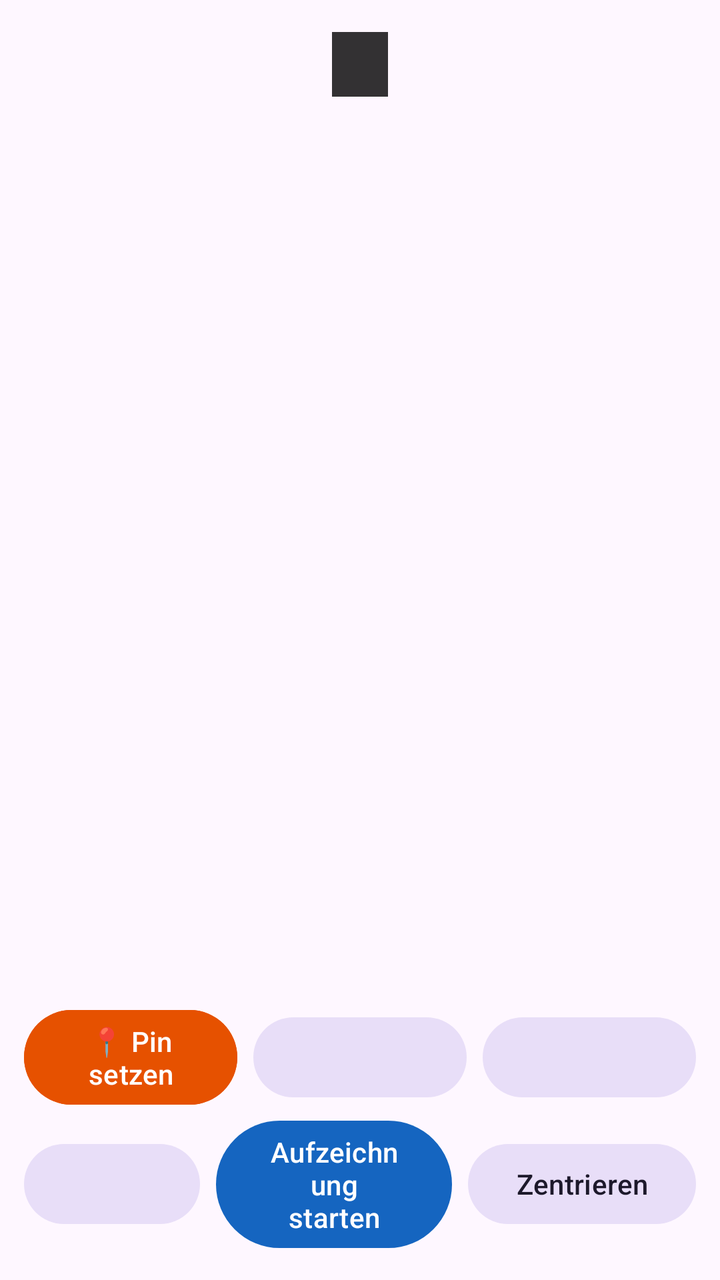
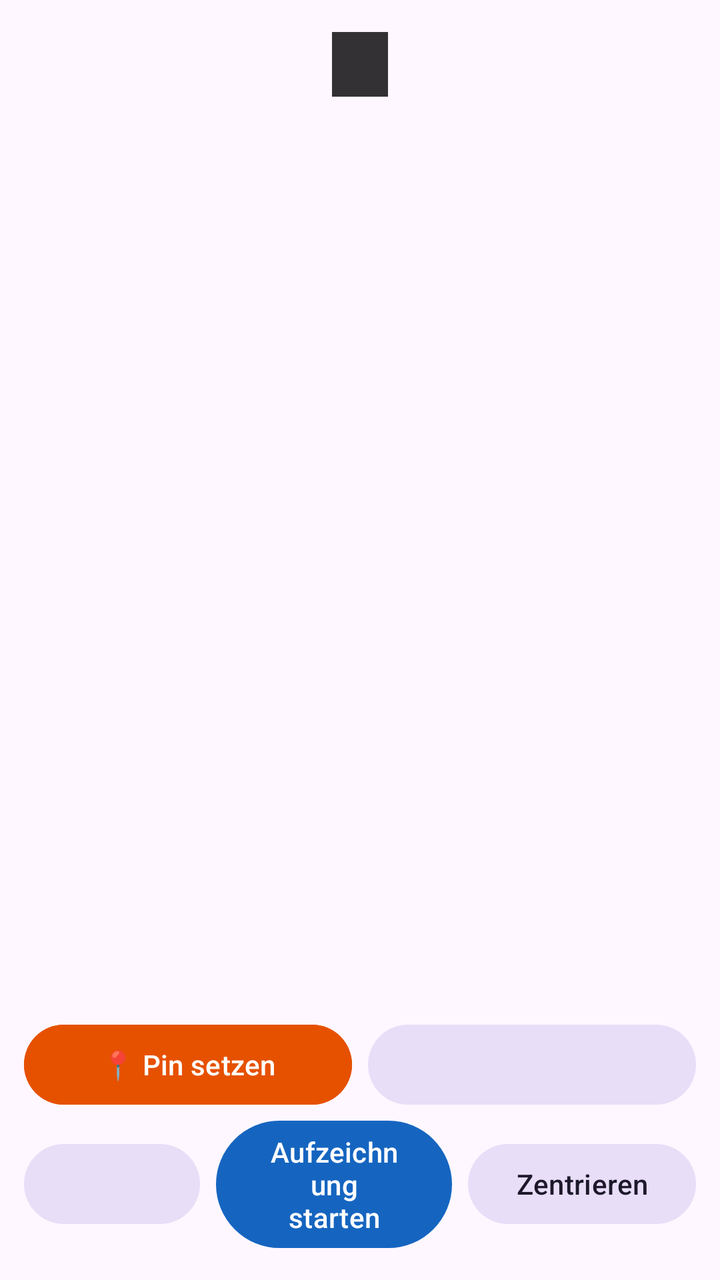

The first picture is an Android layout as it rendered before a commit; the second is the same layout after the commit. The layout source and the unified diff follow.
<!-- AndroidManifest.xml: application theme Theme.StandortTracker -->
<!-- res/layout/activity_main.xml -->
<?xml version="1.0" encoding="utf-8"?>
<FrameLayout xmlns:android="http://schemas.android.com/apk/res/android"
    android:id="@+id/root"
    android:layout_width="match_parent"
    android:layout_height="match_parent">

    <FrameLayout
        android:id="@+id/map_container"
        android:layout_width="match_parent"
        android:layout_height="match_parent" />

    <TextView
        android:id="@+id/stats"
        android:layout_width="wrap_content"
        android:layout_height="wrap_content"
        android:layout_gravity="top|center_horizontal"
        android:layout_marginTop="16dp"
        android:background="#CC000000"
        android:paddingHorizontal="14dp"
        android:paddingVertical="6dp"
        android:textColor="#FFFFFF"
        android:textSize="15sp" />

    <LinearLayout
        android:layout_width="match_parent"
        android:layout_height="wrap_content"
        android:layout_gravity="bottom"
        android:orientation="vertical"
        android:padding="12dp">

        <LinearLayout
            android:layout_width="match_parent"
            android:layout_height="wrap_content"
            android:gravity="center"
            android:orientation="horizontal">

            <com.google.android.material.button.MaterialButton
                android:id="@+id/btnPin"
                android:layout_width="0dp"
                android:layout_height="wrap_content"
                android:layout_marginEnd="8dp"
                android:layout_weight="1"
                android:backgroundTint="#E65100"
                android:text="@string/set_pin" />

            <com.google.android.material.button.MaterialButton
                android:id="@+id/btnPins"
                style="@style/Widget.Material3.Button.TonalButton"
                android:layout_width="0dp"
                android:layout_height="wrap_content"
                android:layout_marginEnd="8dp"
                android:layout_weight="1" />

            <com.google.android.material.button.MaterialButton
                android:id="@+id/btnMapType"
                style="@style/Widget.Material3.Button.TonalButton"
                android:layout_width="0dp"
                android:layout_height="wrap_content"
                android:layout_weight="1" />
        </LinearLayout>

        <LinearLayout
            android:layout_width="match_parent"
            android:layout_height="wrap_content"
            android:gravity="center"
            android:orientation="horizontal">

            <com.google.android.material.button.MaterialButton
                android:id="@+id/btnTracks"
                style="@style/Widget.Material3.Button.TonalButton"
                android:layout_width="wrap_content"
                android:layout_height="wrap_content"
                android:layout_marginEnd="8dp" />

            <com.google.android.material.button.MaterialButton
                android:id="@+id/btnToggle"
                android:layout_width="0dp"
                android:layout_height="wrap_content"
                android:layout_marginEnd="8dp"
                android:layout_weight="1"
                android:text="@string/start" />

            <com.google.android.material.button.MaterialButton
                android:id="@+id/btnCenter"
                style="@style/Widget.Material3.Button.TonalButton"
                android:layout_width="wrap_content"
                android:layout_height="wrap_content"
                android:text="@string/center" />
        </LinearLayout>
    </LinearLayout>
</FrameLayout>
<!-- resources referenced by this layout -->
<resources>
  <string name="center">Zentrieren</string>
  <string name="set_pin">📍 Pin setzen</string>
  <string name="start">Aufzeichnung starten</string>
  <style name="Theme.StandortTracker" parent="Theme.Material3.DayNight.NoActionBar">
          <item name="colorPrimary">#1565C0</item>
          <item name="colorOnPrimary">#FFFFFF</item>
      </style>
</resources>

<!-- the commit's change to res/layout/activity_main.xml (unified diff, before → after) -->
@@ -44,14 +44,6 @@
                 android:text="@string/set_pin" />
 
             <com.google.android.material.button.MaterialButton
-                android:id="@+id/btnPins"
-                style="@style/Widget.Material3.Button.TonalButton"
-                android:layout_width="0dp"
-                android:layout_height="wrap_content"
-                android:layout_marginEnd="8dp"
-                android:layout_weight="1" />
-
-            <com.google.android.material.button.MaterialButton
                 android:id="@+id/btnMapType"
                 style="@style/Widget.Material3.Button.TonalButton"
                 android:layout_width="0dp"
